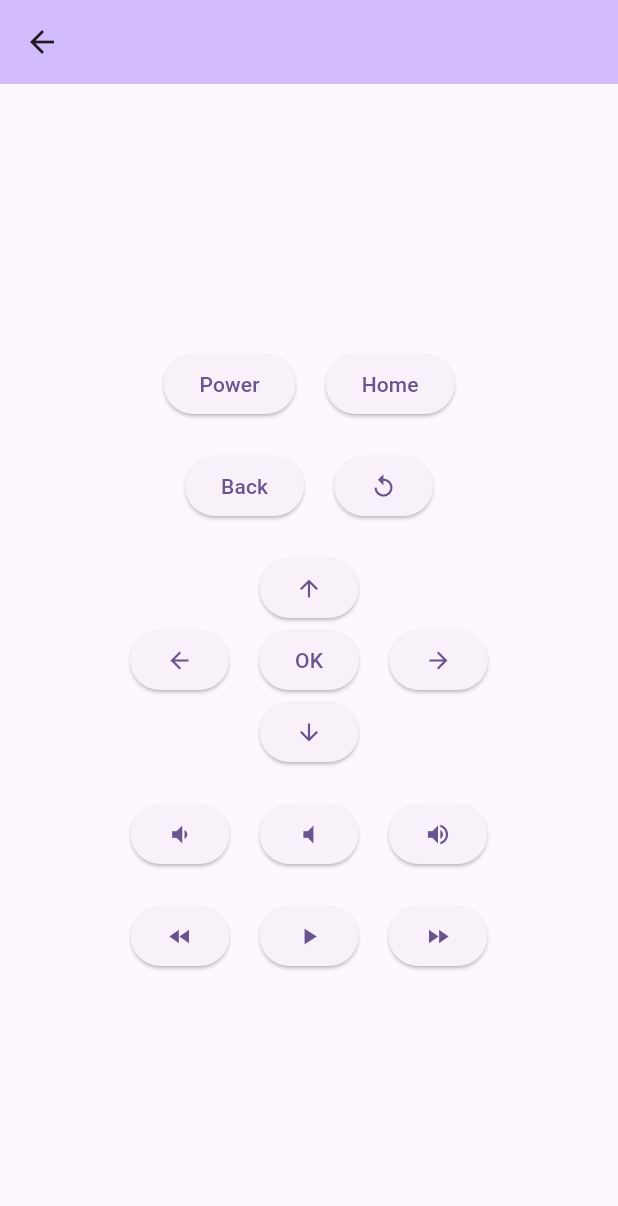
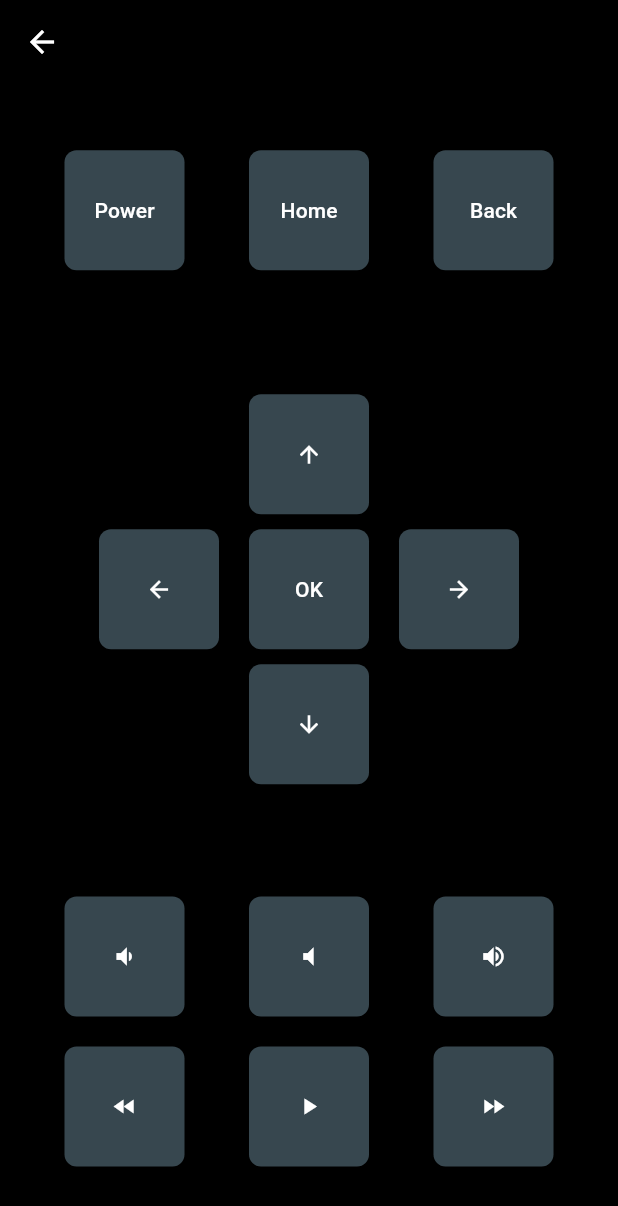
Before and after one commit to alexdredmon/remotely, a Flutter app: the RemoteControlScreen screen opened directly with empty values, on a phone screen of 412 x 824 dp. Shown: the top 1206 px of the screen. Run offline on Flutter 3.47's test engine with Material 3 defaults, Android fonts, the light colour scheme and no system bars; our stand-ins replace shared_preferences; accounts and stored records are empty.

Commit message:
Dark mode, button layout

```diff
--- a/flutter/lib/main.dart
+++ b/flutter/lib/main.dart
@@ -1,6 +1,6 @@
 import 'package:flutter/material.dart';
-import 'package:flutter/services.dart';
 import 'roku_service.dart';
+import 'remote_control_screen.dart';
 
 void main() {
   runApp(const MyApp());
@@ -13,9 +13,16 @@ class MyApp extends StatelessWidget {
   Widget build(BuildContext context) {
     return MaterialApp(
       title: 'Roku Remote',
-      theme: ThemeData(
-        colorScheme: ColorScheme.fromSeed(seedColor: Colors.deepPurple),
-        useMaterial3: true,
+      theme: ThemeData.dark().copyWith(
+        scaffoldBackgroundColor: Colors.black,
+        appBarTheme: AppBarTheme(
+          backgroundColor: Colors.black,
+          foregroundColor: Colors.white,
+        ),
+        colorScheme: ColorScheme.dark(
+          primary: Colors.blueGrey[800]!,
+          secondary: Colors.blueGrey[600]!,
+        ),
       ),
       home: const DeviceListScreen(),
     );
@@ -37,10 +44,18 @@ class _DeviceListScreenState extends State<DeviceListScreen> {
   @override
   void initState() {
     super.initState();
-    _loadDevices();
+    _loadCachedDevices();
+    _discoverDevices();
   }
 
-  Future<void> _loadDevices() async {
+  Future<void> _loadCachedDevices() async {
+    final cachedDevices = await RokuService.getCachedDevices();
+    setState(() {
+      _devices = cachedDevices;
+    });
+  }
+
+  Future<void> _discoverDevices() async {
     setState(() {
       _isLoading = true;
       _error = null;
@@ -73,14 +88,19 @@ class _DeviceListScreenState extends State<DeviceListScreen> {
   Widget build(BuildContext context) {
     return Scaffold(
       appBar: AppBar(
-        backgroundColor: Theme.of(context).colorScheme.inversePrimary,
         title: const Text('Select Roku Device'),
       ),
-      body: _isLoading
-          ? const Center(child: CircularProgressIndicator())
-          : _error != null
-              ? Center(child: Text(_error!, style: TextStyle(color: Colors.red)))
-              : _devices.isEmpty
+      body: Column(
+        children: [
+          if (_isLoading)
+            LinearProgressIndicator(),
+          if (_error != null)
+            Padding(
+              padding: const EdgeInsets.all(8.0),
+              child: Text(_error!, style: TextStyle(color: Colors.red)),
+            ),
+          Expanded(
+            child: _devices.isEmpty
                 ? Center(child: Text('No Roku devices found'))
                 : ListView.builder(
                     itemCount: _devices.length,
@@ -104,163 +124,14 @@ class _DeviceListScreenState extends State<DeviceListScreen> {
                       );
                     },
                   ),
+          ),
+        ],
+      ),
       floatingActionButton: FloatingActionButton(
-        onPressed: _loadDevices,
+        onPressed: _discoverDevices,
         tooltip: 'Refresh',
         child: const Icon(Icons.refresh),
       ),
     );
   }
 }
-
-class RemoteControlScreen extends StatelessWidget {
-  final RokuDevice device;
-
-  const RemoteControlScreen({super.key, required this.device});
-
-  void _sendCommand(String command) {
-    RokuService.sendCommand(device.ip, command);
-  }
-
-  @override
-  Widget build(BuildContext context) {
-    return Scaffold(
-      appBar: AppBar(
-        backgroundColor: Theme.of(context).colorScheme.inversePrimary,
-        title: Text(device.name),
-      ),
-      body: Focus(
-        autofocus: true,
-        onKey: (node, event) {
-          if (event is RawKeyDownEvent) {
-            switch (event.logicalKey) {
-              case LogicalKeyboardKey.arrowUp:
-                _sendCommand('Up');
-                return KeyEventResult.handled;
-              case LogicalKeyboardKey.arrowDown:
-                _sendCommand('Down');
-                return KeyEventResult.handled;
-              case LogicalKeyboardKey.arrowLeft:
-                _sendCommand('Left');
-                return KeyEventResult.handled;
-              case LogicalKeyboardKey.arrowRight:
-                _sendCommand('Right');
-                return KeyEventResult.handled;
-              case LogicalKeyboardKey.enter:
-                _sendCommand('Select');
-                return KeyEventResult.handled;
-              case LogicalKeyboardKey.backspace:
-                _sendCommand('Back');
-                return KeyEventResult.handled;
-            }
-          }
-          return KeyEventResult.ignored;
-        },
-        child: Center(
-          child: Column(
-            mainAxisAlignment: MainAxisAlignment.center,
-            children: [
-              Row(
-                mainAxisAlignment: MainAxisAlignment.center,
-                children: [
-                  ElevatedButton(
-                    onPressed: () => _sendCommand('Power'),
-                    child: const Text('Power'),
-                  ),
-                  const SizedBox(width: 20),
-                  ElevatedButton(
-                    onPressed: () => _sendCommand('Home'),
-                    child: const Text('Home'),
-                  ),
-                ],
-              ),
-              const SizedBox(height: 20),
-              Row(
-                mainAxisAlignment: MainAxisAlignment.center,
-                children: [
-                  ElevatedButton(
-                    onPressed: () => _sendCommand('Back'),
-                    child: const Text('Back'),
-                  ),
-                  const SizedBox(width: 20),
-                  ElevatedButton(
-                    onPressed: () => _sendCommand('InstantReplay'),
-                    child: const Icon(Icons.replay),
-                  ),
-                ],
-              ),
-              const SizedBox(height: 20),
-              ElevatedButton(
-                onPressed: () => _sendCommand('Up'),
-                child: const Icon(Icons.arrow_upward),
-              ),
-              Row(
-                mainAxisAlignment: MainAxisAlignment.center,
-                children: [
-                  ElevatedButton(
-                    onPressed: () => _sendCommand('Left'),
-                    child: const Icon(Icons.arrow_back),
-                  ),
-                  const SizedBox(width: 20),
-                  ElevatedButton(
-                    onPressed: () => _sendCommand('Select'),
-                    child: const Text('OK'),
-                  ),
-                  const SizedBox(width: 20),
-                  ElevatedButton(
-                    onPressed: () => _sendCommand('Right'),
-                    child: const Icon(Icons.arrow_forward),
-                  ),
-                ],
-              ),
-              ElevatedButton(
-                onPressed: () => _sendCommand('Down'),
-                child: const Icon(Icons.arrow_downward),
-              ),
-              const SizedBox(height: 20),
-              Row(
-                mainAxisAlignment: MainAxisAlignment.center,
-                children: [
-                  ElevatedButton(
-                    onPressed: () => _sendCommand('VolumeDown'),
-                    child: const Icon(Icons.volume_down),
-                  ),
-                  const SizedBox(width: 20),
-                  ElevatedButton(
-                    onPressed: () => _sendCommand('VolumeMute'),
-                    child: const Icon(Icons.volume_mute),
-                  ),
-                  const SizedBox(width: 20),
-                  ElevatedButton(
-                    onPressed: () => _sendCommand('VolumeUp'),
-                    child: const Icon(Icons.volume_up),
-                  ),
-                ],
-              ),
-              const SizedBox(height: 20),
-              Row(
-                mainAxisAlignment: MainAxisAlignment.center,
-                children: [
-                  ElevatedButton(
-                    onPressed: () => _sendCommand('Rev'),
-                    child: const Icon(Icons.fast_rewind),
-                  ),
-                  const SizedBox(width: 20),
-                  ElevatedButton(
-                    onPressed: () => _sendCommand('Play'),
-                    child: const Icon(Icons.play_arrow),
-                  ),
-                  const SizedBox(width: 20),
-                  ElevatedButton(
-                    onPressed: () => _sendCommand('Fwd'),
-                    child: const Icon(Icons.fast_forward),
-                  ),
-                ],
-              ),
-            ],
-          ),
-        ),
-      ),
-    );
-  }
-}
--- /dev/null
+++ b/flutter/lib/remote_control_screen.dart
@@ -0,0 +1,120 @@
+import 'package:flutter/material.dart';
+import 'package:flutter/services.dart';
+import 'roku_service.dart';
+import 'roku_button.dart';
+
+class RemoteControlScreen extends StatelessWidget {
+  final RokuDevice device;
+
+  const RemoteControlScreen({super.key, required this.device});
+
+  void _sendCommand(String command) {
+    RokuService.sendCommand(device.ip, command);
+  }
+
+  @override
+  Widget build(BuildContext context) {
+    return Scaffold(
+      appBar: AppBar(
+        title: Text(device.name),
+      ),
+      body: Focus(
+        autofocus: true,
+        onKey: (node, event) {
+          if (event is RawKeyDownEvent) {
+            switch (event.logicalKey) {
+              case LogicalKeyboardKey.arrowUp:
+                _sendCommand('Up');
+                return KeyEventResult.handled;
+              case LogicalKeyboardKey.arrowDown:
+                _sendCommand('Down');
+                return KeyEventResult.handled;
+              case LogicalKeyboardKey.arrowLeft:
+                _sendCommand('Left');
+                return KeyEventResult.handled;
+              case LogicalKeyboardKey.arrowRight:
+                _sendCommand('Right');
+                return KeyEventResult.handled;
+              case LogicalKeyboardKey.enter:
+                _sendCommand('Select');
+                return KeyEventResult.handled;
+              case LogicalKeyboardKey.backspace:
+                _sendCommand('Back');
+                return KeyEventResult.handled;
+            }
+          }
+          return KeyEventResult.ignored;
+        },
+        child: Column(
+          children: [
+            Expanded(
+              flex: 2,
+              child: Center(
+                child: Row(
+                  mainAxisAlignment: MainAxisAlignment.spaceEvenly,
+                  children: [
+                    RokuButton(onPressed: () => _sendCommand('Power'), child: const Text('Power')),
+                    RokuButton(onPressed: () => _sendCommand('Home'), child: const Text('Home')),
+                    RokuButton(onPressed: () => _sendCommand('Back'), child: const Text('Back')),
+                  ],
+                ),
+              ),
+            ),
+            Expanded(
+              flex: 4,
+              child: Center(
+                child: Column(
+                  mainAxisAlignment: MainAxisAlignment.center,
+                  children: [
+                    RokuButton(onPressed: () => _sendCommand('Up'), child: const Icon(Icons.arrow_upward)),
+                    SizedBox(height: 10),
+                    Row(
+                      mainAxisAlignment: MainAxisAlignment.center,
+                      children: [
+                        RokuButton(onPressed: () => _sendCommand('Left'), child: const Icon(Icons.arrow_back)),
+                        SizedBox(width: 20),
+                        RokuButton(onPressed: () => _sendCommand('Select'), child: const Text('OK')),
+                        SizedBox(width: 20),
+                        RokuButton(onPressed: () => _sendCommand('Right'), child: const Icon(Icons.arrow_forward)),
+                      ],
+                    ),
+                    SizedBox(height: 10),
+                    RokuButton(onPressed: () => _sendCommand('Down'), child: const Icon(Icons.arrow_downward)),
+                  ],
+                ),
+              ),
+            ),
+            Expanded(
+              flex: 3,
+              child: Center(
+                child: Column(
+                  mainAxisAlignment: MainAxisAlignment.center,
+                  children: [
+                    Row(
+                      mainAxisAlignment: MainAxisAlignment.spaceEvenly,
+                      children: [
+                        RokuButton(onPressed: () => _sendCommand('VolumeDown'), child: const Icon(Icons.volume_down)),
+                        RokuButton(onPressed: () => _sendCommand('VolumeMute'), child: const Icon(Icons.volume_mute)),
+                        RokuButton(onPressed: () => _sendCommand('VolumeUp'), child: const Icon(Icons.volume_up)),
+                      ],
+                    ),
+                    SizedBox(height: 20),
+                    Row(
+                      mainAxisAlignment: MainAxisAlignment.spaceEvenly,
+                      children: [
+                        RokuButton(onPressed: () => _sendCommand('Rev'), child: const Icon(Icons.fast_rewind)),
+                        RokuButton(onPressed: () => _sendCommand('Play'), child: const Icon(Icons.play_arrow)),
+                        RokuButton(onPressed: () => _sendCommand('Fwd'), child: const Icon(Icons.fast_forward)),
+                      ],
+                    ),
+                  ],
+                ),
+              ),
+            ),
+            SizedBox(height: 10),
+          ],
+        ),
+      ),
+    );
+  }
+}
--- /dev/null
+++ b/flutter/lib/roku_button.dart
@@ -0,0 +1,35 @@
+import 'package:flutter/material.dart';
+
+class RokuButton extends StatelessWidget {
+  final VoidCallback onPressed;
+  final Widget child;
+
+  const RokuButton({
+    Key? key,
+    required this.onPressed,
+    required this.child,
+  }) : super(key: key);
+
+  @override
+  Widget build(BuildContext context) {
+    return SizedBox(
+      width: 80,
+      height: 80,
+      child: ElevatedButton(
+        onPressed: onPressed,
+        style: ElevatedButton.styleFrom(
+          padding: EdgeInsets.all(16),
+          shape: RoundedRectangleBorder(
+            borderRadius: BorderRadius.circular(8),
+          ),
+          backgroundColor: Colors.blueGrey[800],
+          foregroundColor: Colors.white,
+        ),
+        child: FittedBox(
+          fit: BoxFit.contain,
+          child: child,
+        ),
+      ),
+    );
+  }
+}
--- a/flutter/lib/roku_service.dart
+++ b/flutter/lib/roku_service.dart
@@ -41,7 +41,7 @@ class RokuService {
   }
 
   static Future<List<RokuDevice>> discoverDevices({int timeout = 5000, int retries = 3}) async {
-    final cachedDevices = await _getCachedDevices();
+    final cachedDevices = await getCachedDevices();
     final localIp = await getLocalIpAddress();
     if (localIp == null) {
       print('Failed to get local IP address');
@@ -132,7 +132,7 @@ class RokuService {
     }
   }
 
-  static Future<List<RokuDevice>> _getCachedDevices() async {
+  static Future<List<RokuDevice>> getCachedDevices() async {
     final prefs = await SharedPreferences.getInstance();
     final String? deviceJson = prefs.getString(_cachedDevicesKey);
     if (deviceJson != null) {
@@ -149,7 +149,7 @@ class RokuService {
   }
 
   static Future<void> deleteDevice(RokuDevice device) async {
-    List<RokuDevice> devices = await _getCachedDevices();
+    List<RokuDevice> devices = await getCachedDevices();
     devices.removeWhere((d) => d.ip == device.ip && d.name == device.name);
     await _cacheDevices(devices);
   }
```
Lines whose indentation alone changed are shown as unchanged.
